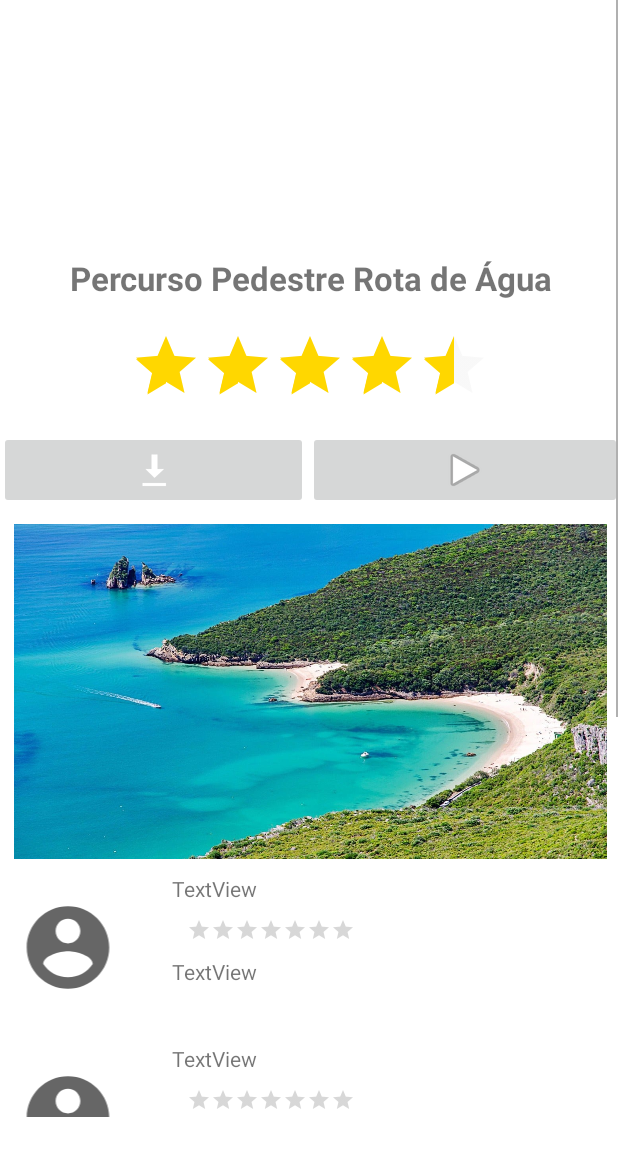
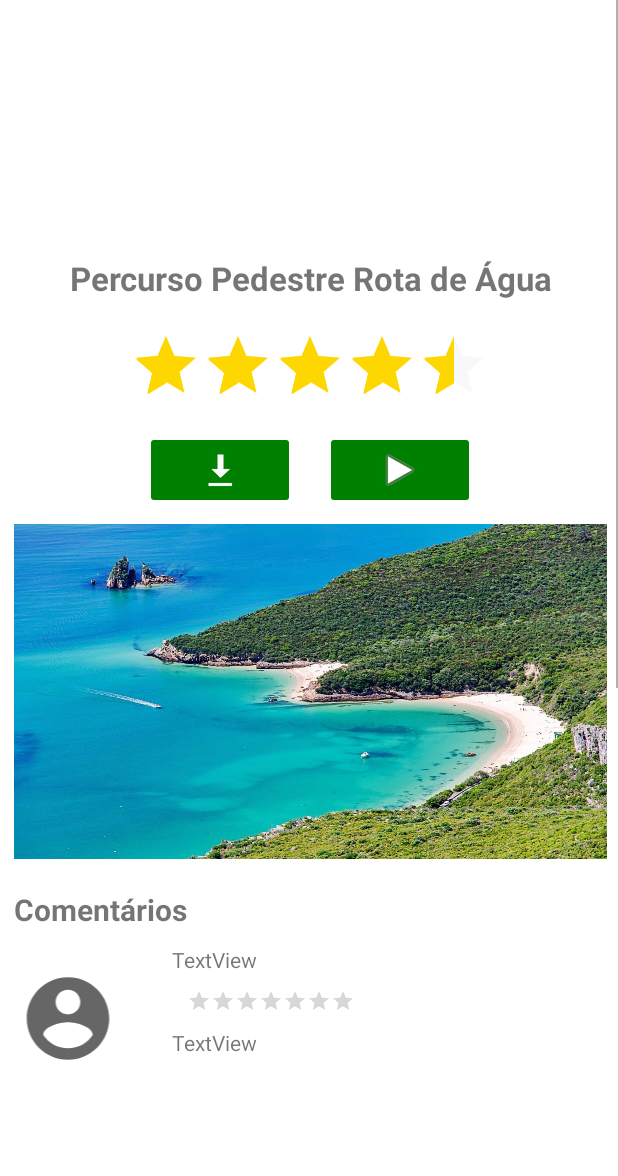
Before and after one commit to JoaoLopes97/Trails, an Android app: the fragment DetailsTrailFragment shown on its own in the app's theme, on a phone screen of 412 x 824 dp, the part 53-1229 px from its top. Run offline under Robolectric (Android 15) with nearby library versions, the light colour scheme and no system bars.

Commit message:
fixes to filter and details fragments

```diff
--- a/app/src/main/res/layout/details_fragment.xml
+++ b/app/src/main/res/layout/details_fragment.xml
@@ -60,24 +60,29 @@
             <LinearLayout
                 android:layout_width="match_parent"
                 android:layout_height="match_parent"
-                android:orientation="horizontal">
+                android:orientation="horizontal"
+                android:gravity="center_horizontal">>
 
                 <ImageButton
                     android:id="@+id/DownloadButton"
-                    android:layout_width="206dp"
+                    android:layout_width="100dp"
                     android:layout_height="match_parent"
+                    android:layout_marginRight="10dp"
                     android:outlineAmbientShadowColor="@color/Green"
                     android:outlineSpotShadowColor="@color/Green"
-                    app:srcCompat="@android:drawable/stat_sys_download" />
+                    app:srcCompat="@android:drawable/stat_sys_download"
+                    android:backgroundTint="@color/colorMenuSelected"
+                    />
 
                 <ImageButton
                     android:id="@+id/StartButton"
-                    android:layout_width="match_parent"
+                    android:layout_width="100dp"
                     android:layout_height="match_parent"
-                    android:layout_weight="1"
+                    android:layout_marginLeft="10dp"
                     android:outlineAmbientShadowColor="@color/Green"
                     android:outlineSpotShadowColor="@color/Green"
-                    app:srcCompat="@android:drawable/ic_media_play" />
+                    app:srcCompat="@android:drawable/ic_media_play"
+                    android:backgroundTint="@color/colorMenuSelected"/>
 
             </LinearLayout>
 
@@ -90,6 +95,13 @@
                 tools:layout="@layout/image_slider_fragment"
                 android:layout_margin="10dp"/>
 
+            <TextView
+                android:layout_width="wrap_content"
+                android:layout_height="wrap_content"
+                android:text="Comentários"
+                android:layout_margin="10dp"
+                android:textSize="20dp"
+                android:textStyle="bold"/>
             <fragment
                 android:id="@+id/comment_frag1"
                 android:name="com.example.trails.ui.Details.CommentFragment"
```
Also changed, not shown: app/src/main/java/com/example/trails/ui/explore/ExploreFragment.java (+8 -1 lines), app/src/main/java/com/example/trails/ui/explore/RecyclerViewAdapter.java (+8 -12 lines), app/src/main/res/layout-v21/explore_fragment.xml (+20 -6 lines), app/src/main/res/layout/explore_fragment.xml (+14 -2 lines).
